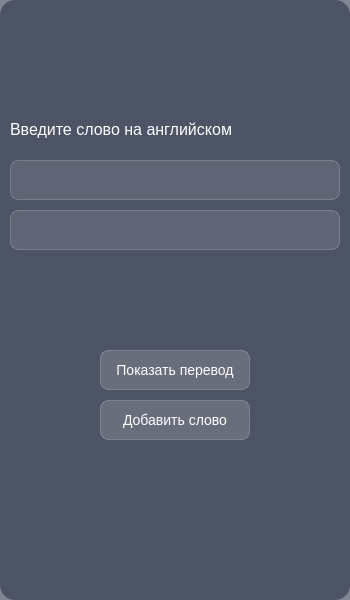
Before: the Qt Designer form src/translatorui.ui in GreeAI/English-cards, drawn with Qt 5.
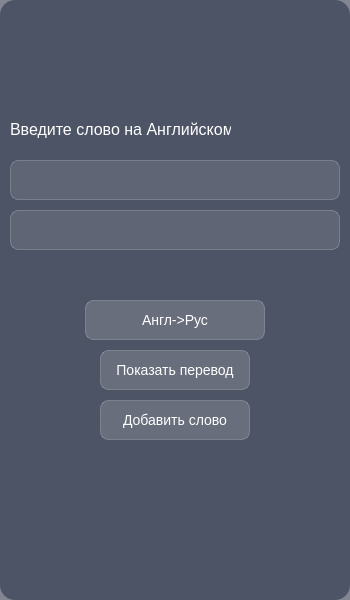
After: the same form once the commit is applied.

Diff of the .ui file:
```diff
--- a/src/translatorui.ui
+++ b/src/translatorui.ui
@@ -90,7 +90,7 @@
     padding: 0;</string>
    </property>
    <property name="text">
-    <string>&lt;html&gt;&lt;head/&gt;&lt;body&gt;&lt;p&gt;&lt;span style=&quot; font-size:12pt;&quot;&gt;Введите слово на английском:&lt;/span&gt;&lt;/p&gt;&lt;/body&gt;&lt;/html&gt;</string>
+    <string>&lt;html&gt;&lt;head/&gt;&lt;body&gt;&lt;p&gt;&lt;span style=&quot; font-size:12pt;&quot;&gt;Введите слово на Английском:&lt;/span&gt;&lt;/p&gt;&lt;/body&gt;&lt;/html&gt;</string>
    </property>
   </widget>
   <widget class="QLineEdit" name="le_en">
@@ -139,6 +139,19 @@
     <string>Добавить слово</string>
    </property>
   </widget>
+  <widget class="QPushButton" name="pb_change_lang">
+   <property name="geometry">
+    <rect>
+     <x>85</x>
+     <y>300</y>
+     <width>180</width>
+     <height>40</height>
+    </rect>
+   </property>
+   <property name="text">
+    <string>Англ-&gt;Рус</string>
+   </property>
+  </widget>
  </widget>
  <resources/>
  <connections/>
```
Left out of the diff: 4 changed lines with no effect on the pictures.
